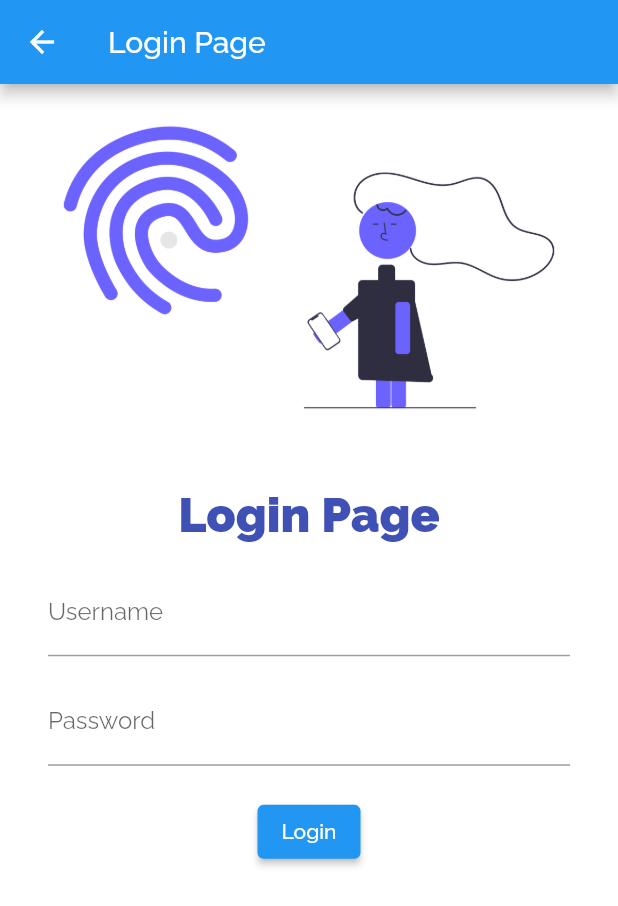
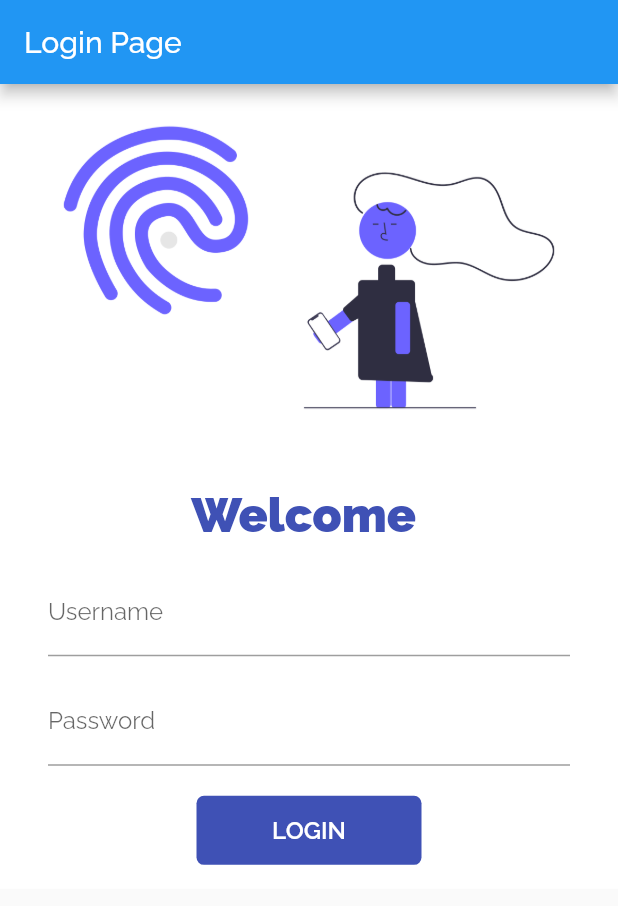
Before and after one commit to Valac01/hello-flutter, a Flutter app: the screen it shows after launch, on a phone screen of 412 x 824 dp. Shown: the top 906 px of the screen. Run offline on Flutter 3.47's test engine with Material 2 defaults, Android fonts, the phone set to English and light mode, and no system bars; our stand-ins replace google_fonts.

Commit message:
Animated Login Button

```diff
--- a/lib/main.dart
+++ b/lib/main.dart
@@ -2,6 +2,7 @@
 import 'package:google_fonts/google_fonts.dart';
 import 'package:hello_flutter/pages/home_page.dart';
 import 'package:hello_flutter/pages/login_page.dart';
+import 'package:hello_flutter/utils/routes.dart';
 
 void main() {
   runApp(myApp());
@@ -19,8 +20,8 @@
       darkTheme: ThemeData(primarySwatch: Colors.orange),
       initialRoute: "/login",
       routes: {
-        "/": (context) => HomePage(),
-        "/login": (context) => LoginPage(),
+        MyRoutes.homeRoute: (context) => HomePage(),
+        MyRoutes.loginRoute: (context) => LoginPage(),
       },
     );
   }
--- a/lib/pages/home_page.dart
+++ b/lib/pages/home_page.dart
@@ -5,8 +5,6 @@
 
   @override
   Widget build(BuildContext context) {
-    int days = 2;
-
     return Scaffold(
       appBar: AppBar(
         title: Text("Flutter"),
--- a/lib/pages/login_page.dart
+++ b/lib/pages/login_page.dart
@@ -1,8 +1,18 @@
+import 'dart:developer';
+
 import 'package:flutter/material.dart';
+import 'package:hello_flutter/utils/routes.dart';
 
-class LoginPage extends StatelessWidget {
+class LoginPage extends StatefulWidget {
   const LoginPage({Key? key}) : super(key: key);
 
+  @override
+  State<LoginPage> createState() => _LoginPageState();
+}
+
+class _LoginPageState extends State<LoginPage> {
+  String name = "";
+  bool btnTapped = false;
   @override
   Widget build(BuildContext context) {
     return Scaffold(
@@ -11,6 +21,7 @@
       ),
       body: Container(
         color: Colors.white,
+        child: SingleChildScrollView(
           child: Column(
             children: [
               Image.asset("assets/images/login.png"),
@@ -18,7 +29,7 @@
                 height: 24,
               ),
               Text(
-              "Login Page",
+                "Welcome $name",
                 style: const TextStyle(
                     fontSize: 32,
                     fontWeight: FontWeight.w900,
@@ -31,6 +42,10 @@
                     TextFormField(
                       decoration: InputDecoration(
                           hintText: "Enter User Name", label: Text("Username")),
+                      onChanged: (val) {
+                        name = val;
+                        setState(() {});
+                      },
                     ),
                     SizedBox(
                       height: 14,
@@ -43,13 +58,56 @@
                     SizedBox(
                       height: 20,
                     ),
-                  ElevatedButton(onPressed: () {}, child: Text("Login"))
+                    InkWell(
+                      onTap: () async {
+                        setState(() {
+                          btnTapped = true;
+                        });
+                        await Future.delayed(Duration(milliseconds: 280));
+                        Navigator.pushNamed(context, MyRoutes.homeRoute);
+                      },
+                      child: AnimatedContainer(
+                        duration: Duration(milliseconds: 250),
+                        height: 46,
+                        width: btnTapped ? 46 : 150,
+                        alignment: Alignment.center,
+                        child: btnTapped
+                            ? Icon(
+                                Icons.done,
+                                color: Colors.white,
+                              )
+                            : Text(
+                                "Login".toUpperCase(),
+                                style: TextStyle(
+                                    color: Colors.white,
+                                    fontSize: 16,
+                                    fontWeight: FontWeight.w600),
+                              ),
+                        decoration: BoxDecoration(
+                            color: Colors.indigo,
+                            borderRadius:
+                                BorderRadius.circular(btnTapped ? 46 : 5)),
+                      ),
+                    )
+                    // ElevatedButton(
+                    //   onPressed: () {
+                    //     log("hello");
+                    //     Navigator.pushNamed(context, MyRoutes.homeRoute);
+                    //   },
+                    //   child: Text("Login".toUpperCase(),
+                    //       style: TextStyle(fontSize: 18)),
+                    //   style: ButtonStyle(
+                    //     padding: MaterialStateProperty.all<EdgeInsetsGeometry>(
+                    //         EdgeInsets.symmetric(horizontal: 56, vertical: 10)),
+                    //   ),
+                    // )
                   ],
                 ),
               )
             ],
           ),
         ),
+      ),
     );
   }
 }
--- /dev/null
+++ b/lib/utils/routes.dart
@@ -0,0 +1,4 @@
+class MyRoutes {
+  static String loginRoute = "/login";
+  static String homeRoute = "/home";
+}
```
Lines whose indentation alone changed are shown as unchanged.
